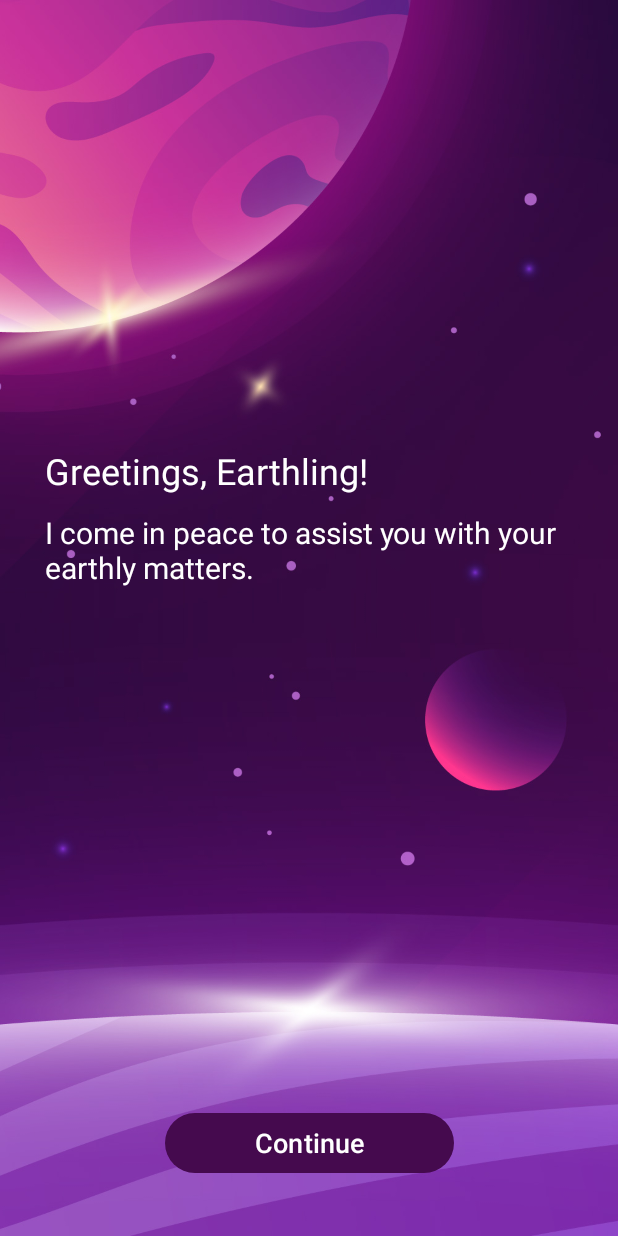
After one commit to VAISHALI-NILE/Jaadu, an Android app: the layout activity_welcome.xml on its own in the app's theme, with its tools: preview values and no code run, on a phone screen of 412 x 824 dp. The commit adds this screen. Run offline under Robolectric (Android 15) with nearby library versions, the phone set to English and light mode, and no system bars.

Commit message:
added login and welcome page

```diff
--- a/app/src/main/res/layout/activity_main.xml
+++ b/app/src/main/res/layout/activity_main.xml
@@ -8,6 +8,7 @@
     android:gravity="center"
     android:orientation="vertical"
     tools:context=".MainActivity">
+
 
     <TextView
         android:id="@+id/jaaduResponce"
--- /dev/null
+++ b/app/src/main/res/layout/activity_welcome.xml
@@ -0,0 +1,61 @@
+<?xml version="1.0" encoding="utf-8"?>
+<RelativeLayout xmlns:android="http://schemas.android.com/apk/res/android"
+    xmlns:app="http://schemas.android.com/apk/res-auto"
+    android:layout_width="match_parent"
+    android:layout_height="match_parent">
+
+    <ImageView
+        android:id="@+id/welcomeImage"
+        android:layout_width="match_parent"
+        android:layout_height="match_parent"
+        android:src="@drawable/welcomebg"
+        android:scaleType="centerCrop" />
+
+    <TextView
+        android:id="@+id/welcomeTitle"
+        android:layout_width="364dp"
+        android:layout_height="176dp"
+        android:layout_above="@+id/continueButton"
+        android:layout_alignParentStart="true"
+        android:layout_alignParentTop="true"
+        android:layout_alignParentEnd="true"
+        android:layout_marginStart="30dp"
+        android:layout_marginTop="297dp"
+        android:layout_marginEnd="18dp"
+        android:layout_marginBottom="172dp"
+        android:text="Greetings, Earthling!  "
+        android:textColor="#ffffff"
+        android:textSize="24sp" />
+
+    <TextView
+        android:id="@+id/welcomeTitle2"
+        android:layout_width="364dp"
+        android:layout_height="176dp"
+        android:layout_above="@+id/continueButton"
+        android:layout_alignParentStart="true"
+        android:layout_alignParentTop="true"
+        android:layout_alignParentEnd="true"
+        android:layout_marginStart="30dp"
+        android:layout_marginTop="341dp"
+        android:layout_marginEnd="18dp"
+        android:layout_marginBottom="128dp"
+        android:text="I come in peace to assist you with your earthly matters."
+        android:textColor="#ffffff"
+        android:textSize="20sp" />
+
+    <Button
+        android:id="@+id/continueButton"
+        android:layout_width="193dp"
+        android:layout_height="wrap_content"
+        android:layout_alignParentStart="true"
+        android:layout_alignParentEnd="true"
+        android:layout_alignParentBottom="true"
+        android:layout_marginStart="110dp"
+        android:layout_marginEnd="109dp"
+        android:layout_marginBottom="38dp"
+        android:text="Continue"
+        android:textColor="#ffffff"
+        android:textSize="18sp"
+        app:backgroundTint="#450A4E" />
+
+</RelativeLayout>
```
Also changed, not shown: app/src/main/AndroidManifest.xml (+7 -1 lines), app/src/main/java/com/example/jaadu/LoginActivity.java (added, +30 -0 lines), app/src/main/java/com/example/jaadu/WelcomeActivity.java (added, +31 -0 lines), app/src/main/res/layout/activity_login.xml (added, +114 -0 lines), app/src/main/res/drawable/loginbg.png (added), app/src/main/res/drawable/logo.png (added), app/src/main/res/drawable/welcomebg.jpg (added).
